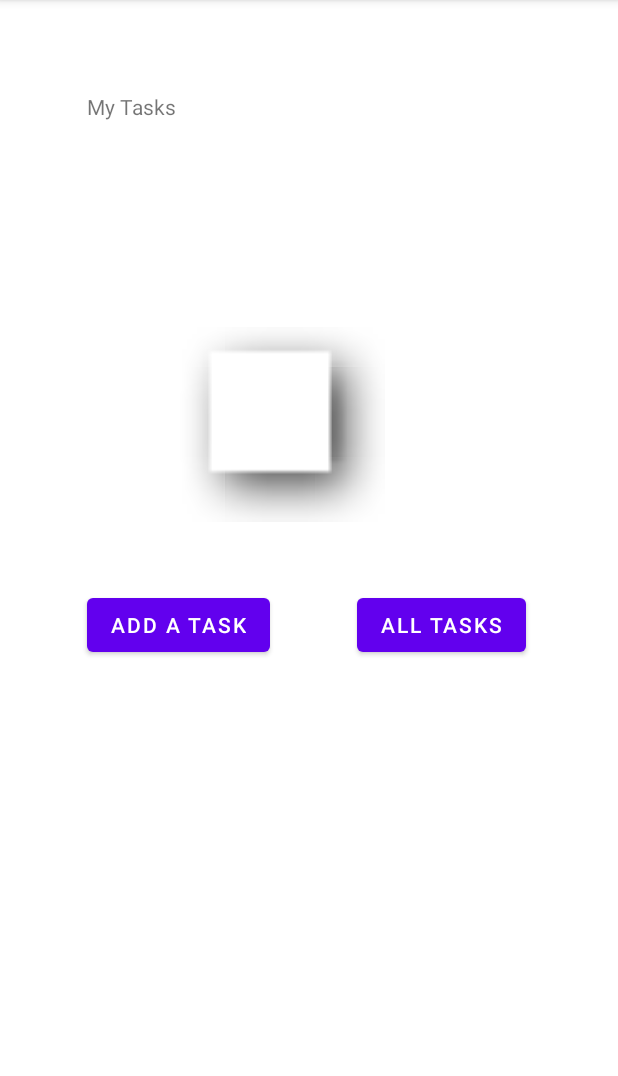
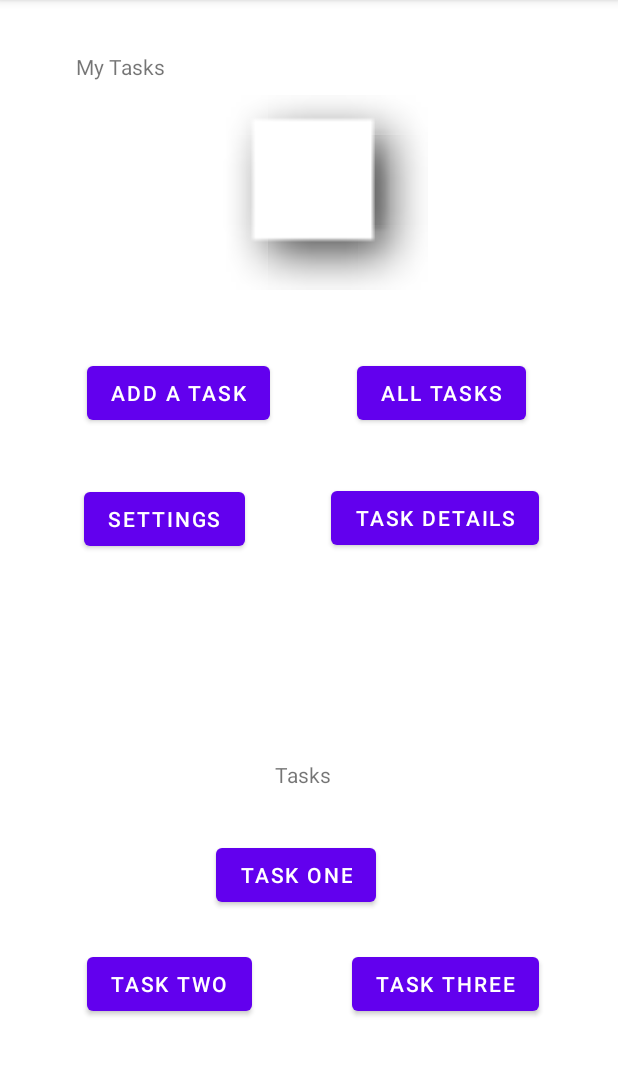
Before and after one commit to GoldenDog190/taskmaster, an Android app: the MainActivity screen opened directly, with no data from a screen before it, on a phone screen of 412 x 824 dp, the part 84-1160 px from its top. Run offline under Robolectric (Android 15) with nearby library versions, the phone set to English and light mode, and no system bars.

Commit message:
finished the home, task details, and settings layout, and added a new screenshot of the home page

```diff
--- a/app/src/main/java/com/GoldenDog190/taskmaster/MainActivity.java
+++ b/app/src/main/java/com/GoldenDog190/taskmaster/MainActivity.java
@@ -32,6 +32,18 @@ public class MainActivity extends AppCompatActivity {
             Intent allTaskButtonIntent = new Intent(MainActivity.this, AllTasks.class);
             startActivity(allTaskButtonIntent);
         });
+
+        Button settingsButton = findViewById(R.id.settingsButton);
+        settingsButton.setOnClickListener(view -> {
+            Intent settingsButtonIntent  = new Intent(MainActivity.this, Settings.class);
+            startActivity(settingsButtonIntent);
+        });
+
+        Button taskDetailsButton = findViewById(R.id.taskDetailsButton);
+        taskDetailsButton.setOnClickListener(view -> {
+            Intent taskDetailsButtonIntent = new Intent(MainActivity.this, TaskDetail.class);
+            startActivity(taskDetailsButtonIntent);
+        });
     }
 
 
--- a/app/src/main/res/layout/activity_main.xml
+++ b/app/src/main/res/layout/activity_main.xml
@@ -6,25 +6,35 @@
     android:layout_height="match_parent"
     tools:context=".MainActivity">
 
+    <Button
+        android:id="@+id/taskThreeButton"
+        android:layout_width="wrap_content"
+        android:layout_height="wrap_content"
+        android:layout_marginBottom="64dp"
+        android:text="Task Three"
+        app:layout_constraintBottom_toBottomOf="parent"
+        app:layout_constraintEnd_toEndOf="@+id/taskDetailsButton"
+        app:layout_constraintTop_toBottomOf="@+id/taskButtonTwo" />
+
     <TextView
         android:id="@+id/textView"
         android:layout_width="wrap_content"
         android:layout_height="wrap_content"
         android:text="My Tasks"
         app:layout_constraintBottom_toBottomOf="parent"
-        app:layout_constraintHorizontal_bias="0.164"
+        app:layout_constraintHorizontal_bias="0.144"
         app:layout_constraintLeft_toLeftOf="parent"
         app:layout_constraintRight_toRightOf="parent"
         app:layout_constraintTop_toTopOf="parent"
-        app:layout_constraintVertical_bias="0.082" />
+        app:layout_constraintVertical_bias="0.046" />
 
     <ImageView
         android:id="@+id/imageView"
         android:layout_width="140dp"
         android:layout_height="140dp"
-        android:layout_marginTop="132dp"
+        android:layout_marginTop="4dp"
         app:layout_constraintEnd_toEndOf="@+id/AllTaskButton"
-        app:layout_constraintHorizontal_bias="0.386"
+        app:layout_constraintHorizontal_bias="0.572"
         app:layout_constraintStart_toStartOf="@+id/AddATaskButton"
         app:layout_constraintTop_toBottomOf="@+id/textView"
         app:srcCompat="@android:drawable/picture_frame"
@@ -50,4 +60,65 @@
         app:layout_constraintEnd_toEndOf="parent"
         app:layout_constraintTop_toBottomOf="@+id/imageView" />
 
+    <Button
+        android:id="@+id/settingsButton"
+        android:layout_width="wrap_content"
+        android:layout_height="wrap_content"
+        android:layout_marginStart="56dp"
+        android:text="Settings"
+        app:layout_constraintBottom_toTopOf="@+id/taskButtonTwo"
+        app:layout_constraintStart_toStartOf="parent"
+        app:layout_constraintTop_toBottomOf="@+id/AddATaskButton"
+        app:layout_constraintVertical_bias="0.16" />
+
+    <Button
+        android:id="@+id/taskDetailsButton"
+        android:layout_width="wrap_content"
+        android:layout_height="wrap_content"
+        android:text="Task Details"
+        app:layout_constraintBottom_toTopOf="@+id/taskThreeButton"
+        app:layout_constraintEnd_toEndOf="parent"
+        app:layout_constraintHorizontal_bias="0.522"
+        app:layout_constraintStart_toEndOf="@+id/settingsButton"
+        app:layout_constraintTop_toBottomOf="@+id/AllTaskButton"
+        app:layout_constraintVertical_bias="0.119" />
+
+    <Button
+        android:layout_width="wrap_content"
+        android:layout_height="wrap_content"
+        android:layout_marginBottom="64dp"
+        android:text="Task Two"
+        app:layout_constraintBottom_toBottomOf="parent"
+        app:layout_constraintEnd_toStartOf="@+id/taskThreeButton"
+        app:layout_constraintHorizontal_bias="0.027"
+        app:layout_constraintStart_toStartOf="@+id/settingsButton"
+        app:layout_constraintTop_toBottomOf="@+id/taskButtonTwo" />
+
+    <Button
+        android:id="@+id/taskButtonTwo"
+        android:layout_width="wrap_content"
+        android:layout_height="wrap_content"
+        android:layout_marginEnd="4dp"
+        android:layout_marginBottom="8dp"
+        android:text="Task One"
+        app:layout_constraintBottom_toBottomOf="parent"
+        app:layout_constraintEnd_toStartOf="@+id/taskThreeButton"
+        app:layout_constraintHorizontal_bias="0.648"
+        app:layout_constraintStart_toStartOf="@+id/textViewTasks"
+        app:layout_constraintTop_toBottomOf="@+id/imageView"
+        app:layout_constraintVertical_bias="0.703" />
+
+    <TextView
+        android:id="@+id/textViewTasks"
+        android:layout_width="wrap_content"
+        android:layout_height="wrap_content"
+        android:layout_marginBottom="8dp"
+        android:text=" Tasks"
+        app:layout_constraintBottom_toTopOf="@+id/taskButtonTwo"
+        app:layout_constraintEnd_toEndOf="parent"
+        app:layout_constraintHorizontal_bias="0.485"
+        app:layout_constraintStart_toStartOf="parent"
+        app:layout_constraintTop_toTopOf="parent"
+        app:layout_constraintVertical_bias="0.953" />
+
 </androidx.constraintlayout.widget.ConstraintLayout>
```
Also changed, not shown: app/src/main/res/layout/activity_settings.xml (+35 -0 lines), app/src/main/res/layout/activity_task_detail.xml (+14 -3 lines), 1 other file.
